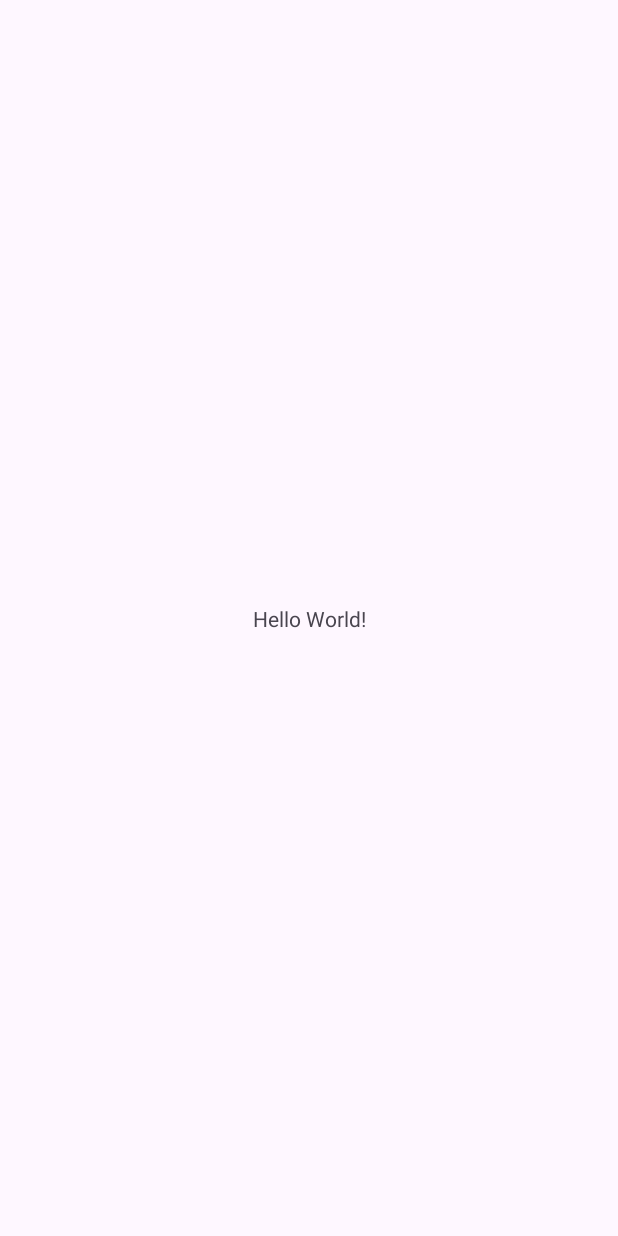
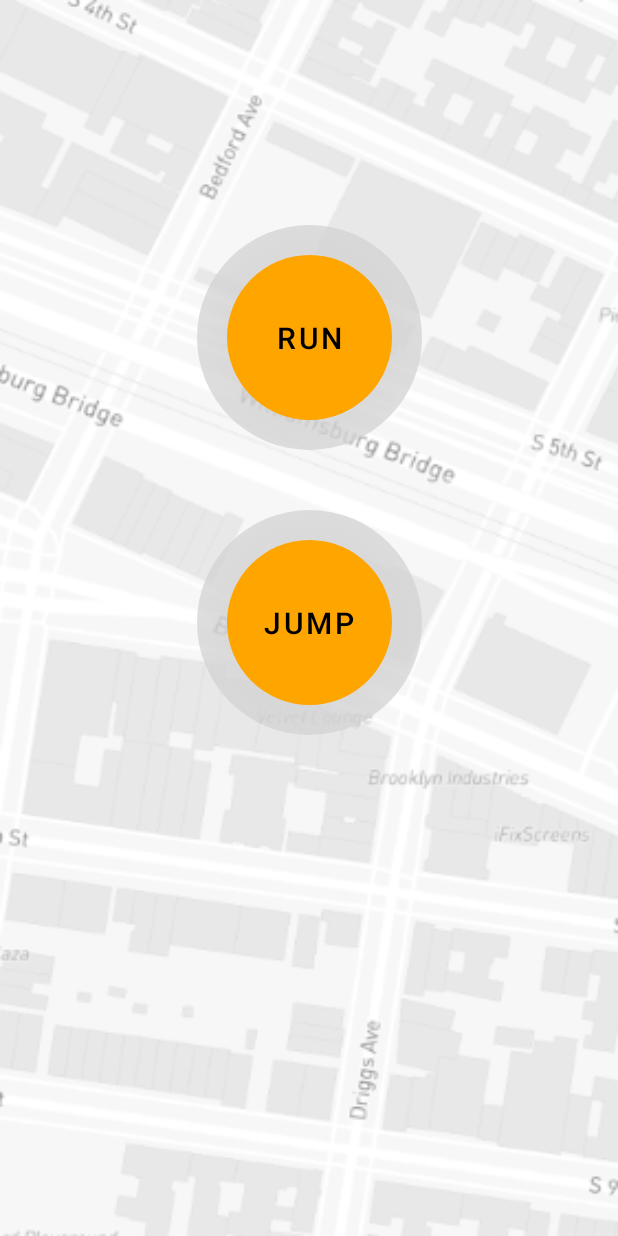
Before and after one commit to COMP90018-Software-Project/COMP90018_PulseStep, an Android app: the screen it shows after launch (MainActivity), on a phone screen of 412 x 824 dp. Before the commit the screen is almost empty. Run offline under Robolectric (Android 15) with nearby library versions, the phone set to English and light mode, and no system bars.

Commit message:
Add workout page buttons

```diff
--- /dev/null
+++ b/PulseStepApplication/app/src/main/res/drawable/bg_ripple.xml
@@ -0,0 +1,30 @@
+<ripple xmlns:android="http://schemas.android.com/apk/res/android"
+    android:color="#488E8D8D"> <!-- 点击时的动态灰色波纹效果，半透明黑色 -->
+
+    <item>
+        <layer-list>
+            <!-- outside light gray effect -->
+            <item>
+                <shape android:shape="oval">
+                    <gradient
+                        android:centerX="0.5"
+                        android:centerY="0.5"
+                        android:endColor="@android:color/transparent"
+                        android:gradientRadius="300dp"
+                        android:startColor="@color/light_gray"
+                        android:type="radial" />
+                </shape>
+            </item>
+
+            <!-- button color - orange -->
+            <item android:bottom="20dp" android:left="20dp" android:right="20dp" android:top="20dp">
+                <shape android:shape="oval">
+                    <solid android:color="@color/orange" />
+                </shape>
+            </item>
+
+        </layer-list>
+    </item>
+
+
+</ripple>
--- /dev/null
+++ b/PulseStepApplication/app/src/main/res/drawable/bt_state_animator.xml
@@ -0,0 +1,33 @@
+<selector xmlns:android="http://schemas.android.com/apk/res/android">
+    <!-- 点击状态 -->
+    <item android:state_pressed="true">
+        <objectAnimator
+            android:propertyName="scaleX"
+            android:duration="200"
+            android:valueFrom="1"
+            android:valueTo="1.1"
+            android:valueType="floatType"/>
+        <objectAnimator
+            android:propertyName="scaleY"
+            android:duration="200"
+            android:valueFrom="1"
+            android:valueTo="1.1"
+            android:valueType="floatType"/>
+    </item>
+
+    <!-- 松开后的恢复状态 -->
+    <item>
+        <objectAnimator
+            android:propertyName="scaleX"
+            android:duration="200"
+            android:valueFrom="1.1"
+            android:valueTo="1"
+            android:valueType="floatType"/>
+        <objectAnimator
+            android:propertyName="scaleY"
+            android:duration="200"
+            android:valueFrom="1.1"
+            android:valueTo="1"
+            android:valueType="floatType"/>
+    </item>
+</selector>
--- a/PulseStepApplication/app/src/main/res/layout/activity_main.xml
+++ b/PulseStepApplication/app/src/main/res/layout/activity_main.xml
@@ -5,6 +5,7 @@
     android:id="@+id/main"
     android:layout_width="match_parent"
     android:layout_height="match_parent"
+    android:background="@drawable/bg_workout"
     tools:context=".MainActivity">
 
     <TextView
@@ -16,4 +17,36 @@
         app:layout_constraintStart_toStartOf="parent"
         app:layout_constraintTop_toTopOf="parent" />
 
+    <!-- Run button -->
+    <Button
+        android:id="@+id/run_button"
+        android:layout_width="150dp"
+        android:layout_height="150dp"
+        android:text="Run"
+        android:textColor="@color/black"
+        android:textSize="20sp"
+        android:background="@drawable/bg_ripple"
+        android:stateListAnimator="@drawable/bt_state_animator"
+        app:layout_constraintTop_toTopOf="parent"
+        app:layout_constraintStart_toStartOf="parent"
+        app:layout_constraintEnd_toEndOf="parent"
+        android:layout_marginTop="150dp"/>
+
+    <!--Jump button -->
+    <Button
+        android:id="@+id/jump_button"
+        android:layout_width="150dp"
+        android:layout_height="150dp"
+        android:text="Jump"
+        android:textColor="@color/black"
+        android:textSize="20sp"
+        android:background="@drawable/bg_ripple"
+        android:stateListAnimator="@drawable/bt_state_animator"
+        app:layout_constraintTop_toBottomOf="@id/run_button"
+        app:layout_constraintStart_toStartOf="parent"
+        app:layout_constraintEnd_toEndOf="parent"
+        android:layout_marginTop="40dp"/>
+
+
+
 </androidx.constraintlayout.widget.ConstraintLayout>
--- a/PulseStepApplication/app/src/main/res/values/colors.xml
+++ b/PulseStepApplication/app/src/main/res/values/colors.xml
@@ -2,4 +2,9 @@
 <resources>
     <color name="black">#FF000000</color>
     <color name="white">#FFFFFFFF</color>
+    <color name="light_gray">#D3D3D3</color>
+    <color name="lighter_gray">#FCEDECEC</color>
+    <color name="gray">#8E8D8D</color>
+    <color name="orange">#FFA500</color>
+    <color name="red">#FF0000</color>
 </resources>
--- a/PulseStepApplication/app/src/main/res/values/themes.xml
+++ b/PulseStepApplication/app/src/main/res/values/themes.xml
@@ -3,7 +3,13 @@
     <style name="Base.Theme.PulseStepApplication" parent="Theme.Material3.DayNight.NoActionBar">
         <!-- Customize your light theme here. -->
         <!-- <item name="colorPrimary">@color/my_light_primary</item> -->
+        <item name="materialButtonStyle">@style/bt_workout</item>
     </style>
 
     <style name="Theme.PulseStepApplication" parent="Base.Theme.PulseStepApplication" />
+
+    <!-- 自定义按钮样式 -->
+    <style name="bt_workout" parent="Widget.MaterialComponents.Button">
+        <item name="backgroundTint">@null</item> <!-- 防止背景色被主题覆盖 -->
+    </style>
 </resources>
```
Also changed, not shown: PulseStepApplication/app/src/main/res/drawable-xhdpi/bg_workout.png (added).
